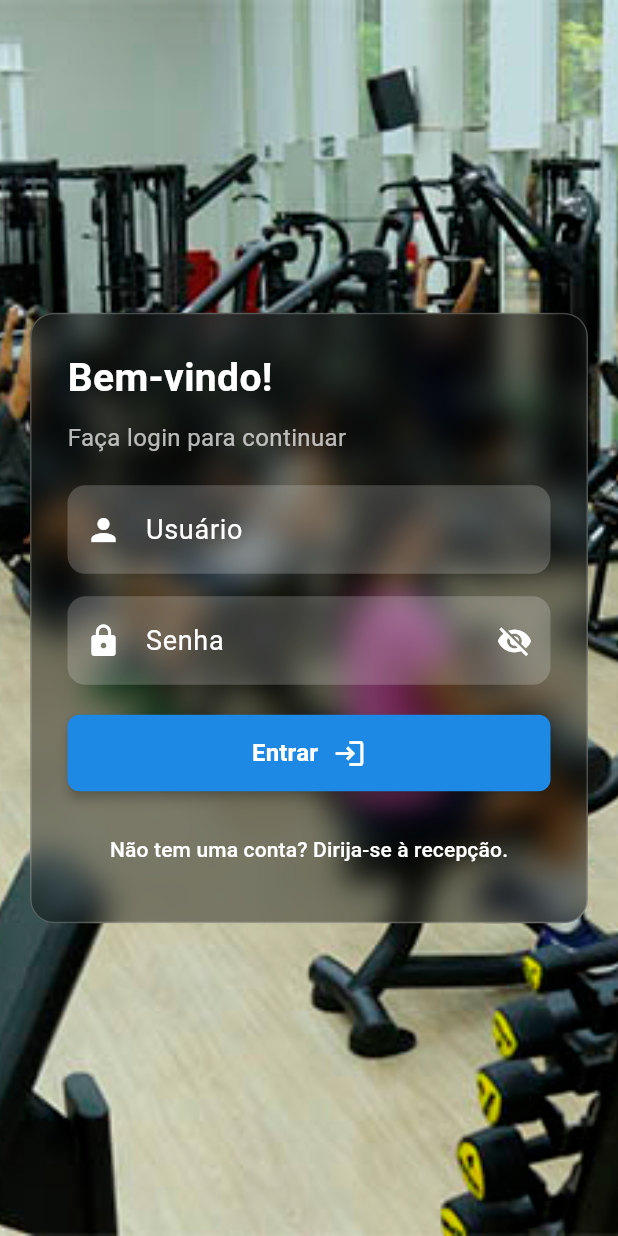
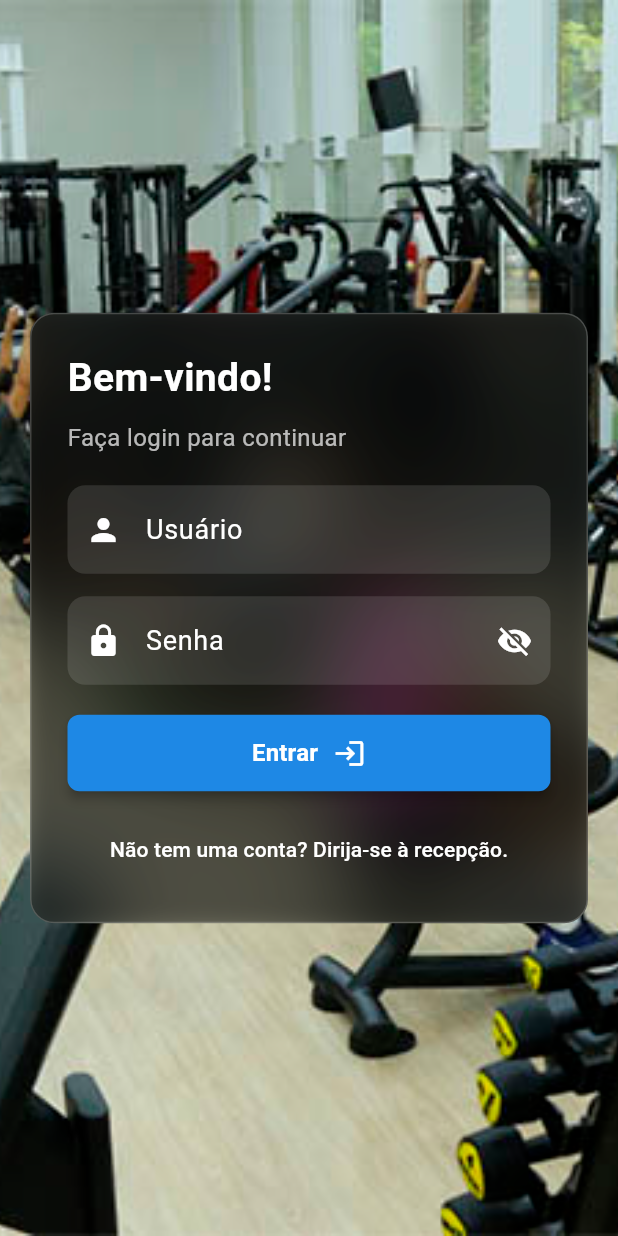
Before and after one commit to tiagostmg/academia-unifor, a Flutter app: the screen it shows after launch, on a phone screen of 412 x 824 dp. Run offline on Flutter 3.47's test engine with Material 3 defaults, Android fonts, the phone set to English and light mode, and no system bars; our stand-ins replace animate_do, card_swiper, convex_bottom_bar, flutter_svg, font_awesome_flutter, go_router and 1 more.

Commit message:
Refactor LoginScreen to enhance blur effect, adjust background color opacity, and improve TextField fill color for better visibility

```diff
--- a/lib/screens/login_screen.dart
+++ b/lib/screens/login_screen.dart
@@ -1,9 +1,9 @@
 import 'dart:async';
 import 'dart:ui';
+import 'package:flutter/material.dart';
+import 'package:animate_do/animate_do.dart';
+import 'package:go_router/go_router.dart';
 import 'package:academia_unifor/widgets.dart';
-import 'package:flutter/material.dart';
-import 'package:go_router/go_router.dart';
-import 'package:animate_do/animate_do.dart';
 
 class LoginScreen extends StatefulWidget {
   const LoginScreen({super.key});
@@ -99,12 +99,21 @@ class LoginScreenState extends State<LoginScreen> {
                 child: ClipRRect(
                   borderRadius: BorderRadius.circular(16),
                   child: BackdropFilter(
-                    filter: ImageFilter.blur(sigmaX: 10, sigmaY: 10),
+                    filter: ImageFilter.blur(sigmaX: 30, sigmaY: 30),
                     child: Container(
                       decoration: BoxDecoration(
-                        color: Colors.black.withAlpha(100),
+                        color: Colors.black.withAlpha(
+                          90,
+                        ), // Fundo mais escuro, estilo macOS Dark
                         borderRadius: BorderRadius.circular(16),
-                        border: Border.all(color: Colors.white.withAlpha(60)),
+                        border: Border.all(color: Colors.white.withAlpha(50)),
+                        boxShadow: [
+                          BoxShadow(
+                            color: Colors.black.withAlpha(100),
+                            blurRadius: 12,
+                            spreadRadius: 2,
+                          ),
+                        ],
                       ),
                       padding: const EdgeInsets.all(24.0),
                       child: Column(
@@ -137,7 +146,7 @@ class LoginScreenState extends State<LoginScreen> {
                                 color: Colors.white,
                               ),
                               filled: true,
-                              fillColor: Colors.white.withAlpha(50),
+                              fillColor: Colors.white.withAlpha(30),
                               border: OutlineInputBorder(
                                 borderRadius: BorderRadius.circular(12),
                                 borderSide: BorderSide.none,
@@ -158,7 +167,7 @@ class LoginScreenState extends State<LoginScreen> {
                                 color: Colors.white,
                               ),
                               filled: true,
-                              fillColor: Colors.white.withAlpha(50),
+                              fillColor: Colors.white.withAlpha(30),
                               border: OutlineInputBorder(
                                 borderRadius: BorderRadius.circular(12),
                                 borderSide: BorderSide.none,
```
